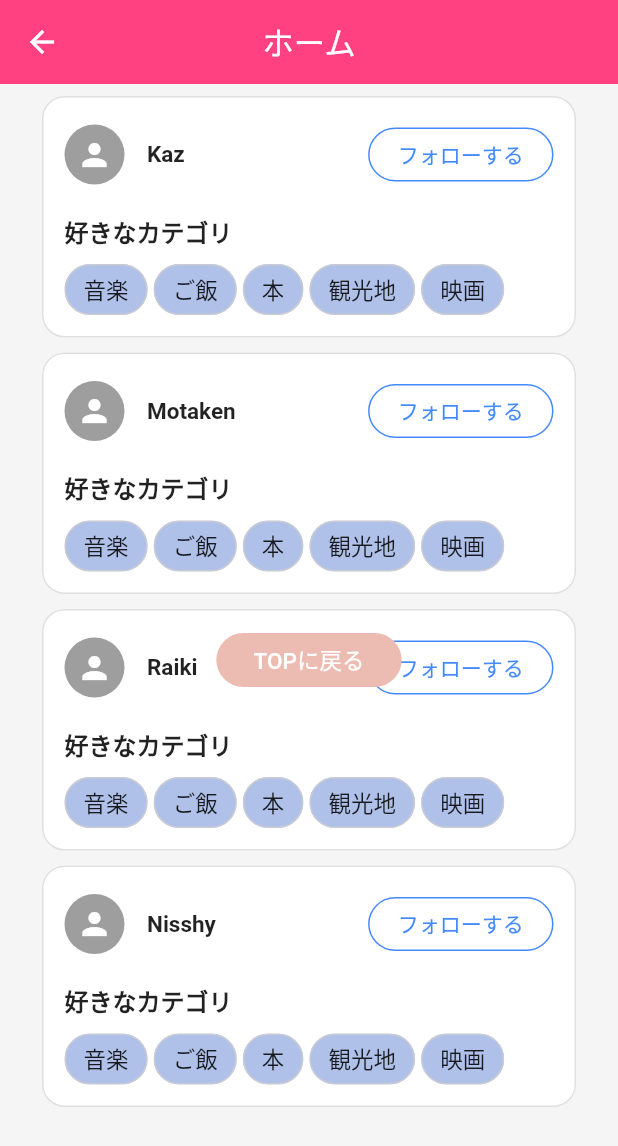
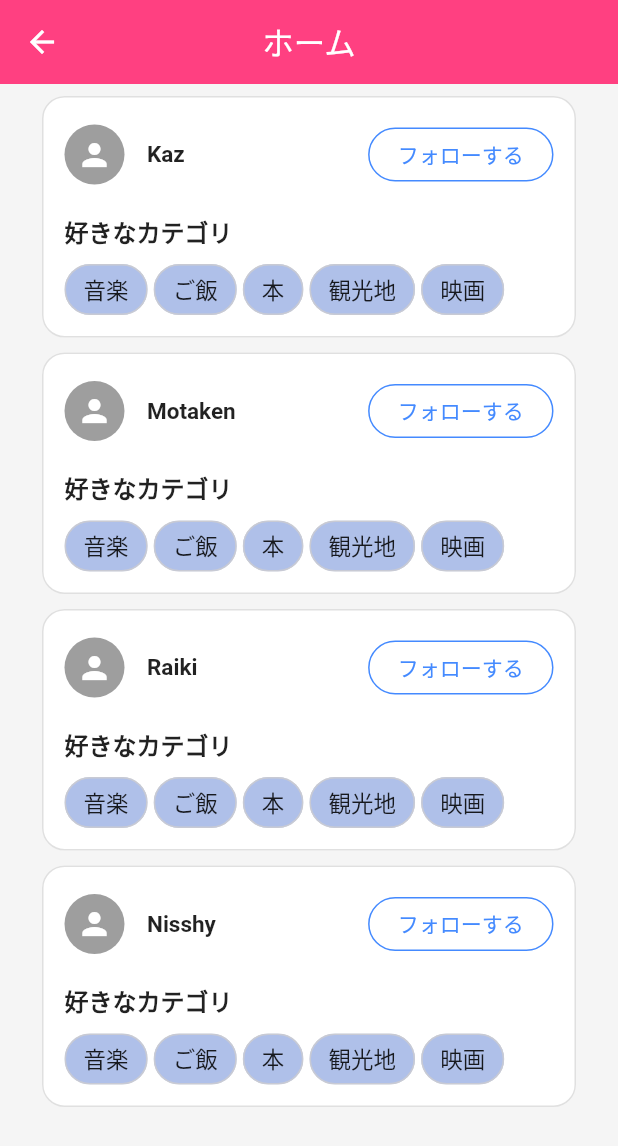
Before and after one commit to Team-Ganju/favoritism_communication, a Flutter app: the HomeView screen opened by its route, on a phone screen of 412 x 824 dp. Shown: the top 1146 px of the screen. Run offline on Flutter 3.47's test engine with Material 2 defaults, Android fonts, the phone set to English and light mode, and no system bars; drawn by our look-alikes of pull_to_refresh; our stand-ins replace flutter_form_builder, form_builder_validators, get.

Commit message:
トップへ戻るボタンの表示設定 ボタン押下時のアクションを設定

```diff
--- a/lib/app/components/pages/home/controllers/home_controller.dart
+++ b/lib/app/components/pages/home/controllers/home_controller.dart
@@ -1,5 +1,6 @@
 import 'package:favoritism_communication/app/components/organisms/user_card.dart';
 import 'package:favoritism_communication/app/dummy_data/user_card_dummy_data.dart';
+import 'package:flutter/widgets.dart';
 import 'package:get/get.dart';
 import 'package:pull_to_refresh/pull_to_refresh.dart';
 
@@ -8,6 +9,9 @@ class HomeController extends GetxController {
   // final RxList<UserCardData> userCardDataList = userCardList.obs;
   final RxList<UserCardData> userCardDataList = <UserCardData>[].obs;
   final RefreshController refreshController = RefreshController();
+  final RxBool needTopToScroll = false.obs;
+
+  final scrollController = ScrollController();
 
   @override
   void onInit() {
--- a/lib/app/components/pages/home/views/home_view.dart
+++ b/lib/app/components/pages/home/views/home_view.dart
@@ -20,7 +20,21 @@ class HomeView extends GetView<HomeController> {
       ),
       body: Stack(
         children: [
-          Padding(
+          NotificationListener<ScrollNotification>(
+            onNotification: ((notification) {
+              // スクロール位置が2000pxより下になったらTOPに戻るボタンを表示
+              //controller.scrollOffset = notification.metrics.pixels;
+              if (notification.metrics.pixels > 2000) {
+                controller.needTopToScroll(true);
+                // スクロール停止後、2秒経過したらボタンを非表示にする
+                Future.delayed(const Duration(seconds: 2),
+                    () => {controller.needTopToScroll(false)});
+              } else {
+                controller.needTopToScroll(false);
+              }
+              return false;
+            }),
+            child: Padding(
               padding: const EdgeInsets.all(8.0),
               child: CustomSmartRefresher(
                 refreshController: controller.refreshController,
@@ -30,6 +44,7 @@ class HomeView extends GetView<HomeController> {
                   controller.onLoading();
                 },
                 child: SingleChildScrollView(
+                  controller: controller.scrollController,
                   child: Obx(
                     () => controller.userCardDataList.isNotEmpty
                         ? ListView.separated(
@@ -86,21 +101,32 @@ class HomeView extends GetView<HomeController> {
                 ),
               ),
             ),
-          Center(
+          ),
+          Obx(() => Visibility(
+              visible: controller.needTopToScroll.value,
+              child: Center(
                 child: ElevatedButton(
                   style: ElevatedButton.styleFrom(
-                fixedSize: Size(MediaQuery.of(context).size.width * 0.3, 25),
+                    fixedSize:
+                        Size(MediaQuery.of(context).size.width * 0.3, 25),
                     backgroundColor: const Color.fromRGBO(236, 188, 179, 1),
                     foregroundColor: Colors.white,
                     shape: const StadiumBorder(),
                     elevation: 0,
                   ),
                   onPressed: () {
-                // todo トップに戻る
+                    // debugPrint("jumpto offset=${controller.scrollOffset}");
+                    // controller.listViewScrollController
+                    // .jumpTo(-controller.scrollOffset);
+                    debugPrint(
+                        "scrollTo ${controller.scrollController.position.pixels}");
+                    controller.scrollController.animateTo(0,
+                        duration: const Duration(seconds: 1),
+                        curve: Curves.linear);
                   },
                   child: const Text('TOPに戻る'),
                 ),
-          )
+              )))
         ],
       ),
     );
```
Lines whose indentation alone changed are shown as unchanged.
